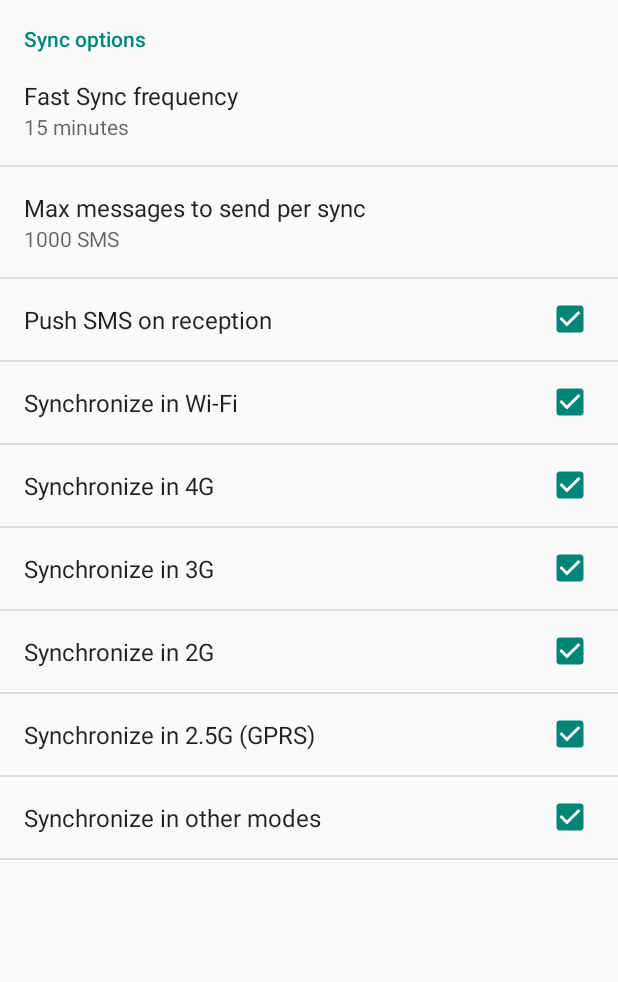
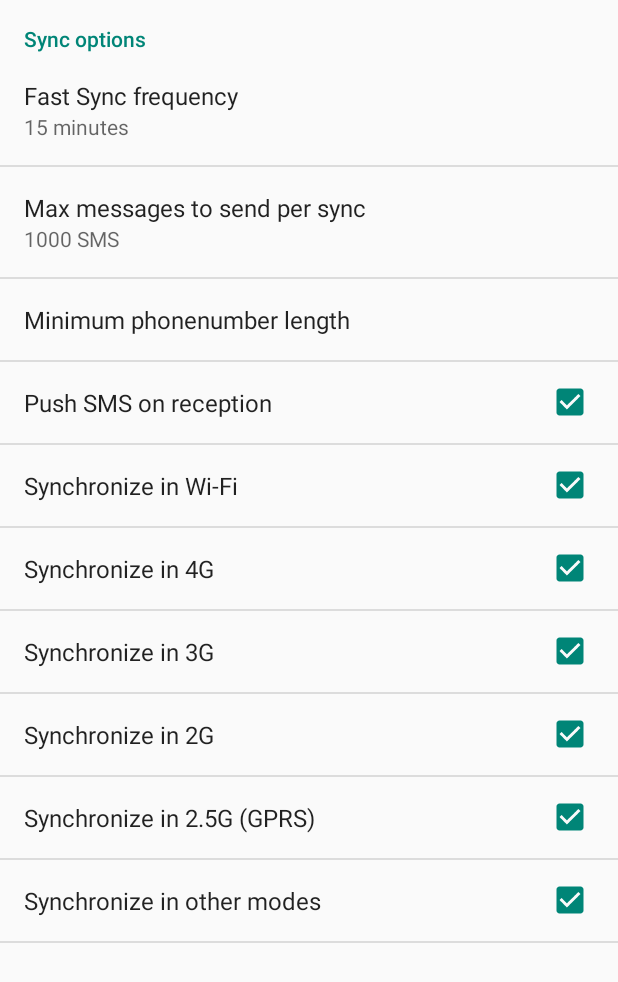
Before and after one commit to nerzhul/ncsms-android, an Android app: the OCSMSSettingsActivity screen opened directly, with no data from a screen before it, on a phone screen of 412 x 824 dp. Shown: the top 982 px of the screen. Run offline under Robolectric (Android 15) with nearby library versions, the phone set to English and light mode, and no system bars.

Commit message:
Add minimum sync chars configuration

```diff
--- a/src/main/res/values/strings.xml
+++ b/src/main/res/values/strings.xml
@@ -116,6 +116,43 @@
         <item>-1</item>
     </string-array>
 
+    <string-array name="pref_minimum_sync_chars_titles">
+        <item>0</item>
+        <item>1</item>
+        <item>2</item>
+        <item>3</item>
+        <item>4</item>
+        <item>5</item>
+        <item>6</item>
+        <item>7</item>
+        <item>8</item>
+        <item>9</item>
+        <item>10</item>
+        <item>11</item>
+        <item>12</item>
+        <item>13</item>
+        <item>14</item>
+        <item>15</item>
+    </string-array>
+    <string-array name="pref_minimum_sync_chars">
+        <item>0</item>
+        <item>1</item>
+        <item>2</item>
+        <item>3</item>
+        <item>4</item>
+        <item>5</item>
+        <item>6</item>
+        <item>7</item>
+        <item>8</item>
+        <item>9</item>
+        <item>10</item>
+        <item>11</item>
+        <item>12</item>
+        <item>13</item>
+        <item>14</item>
+        <item>15</item>
+    </string-array>
+
     <string name="pref_push_on_receive">Push SMS on reception</string>
     <string name="pref_sync_wifi">Synchronize in Wi-Fi</string>
     <string name="pref_sync_4g">Synchronize in 4G</string>
@@ -208,4 +245,5 @@
     <string name="error_connection_failed_not_found">Connection failed, the server returns 404 NOT FOUND. Ensure you set the correct path for your ownCloud instance.</string>
     <string name="nothing_to_sync">There is nothing to sync.</string>
     <string name="feature_not_already_implemented">This feature is not already implemented and will be available soon.</string>
+    <string name="pref_title_minimum_sync_chars">Minimum phonenumber length</string>
 </resources>
--- a/src/main/res/xml/pref_data_sync.xml
+++ b/src/main/res/xml/pref_data_sync.xml
@@ -17,6 +17,14 @@
         android:negativeButtonText="@null"
         android:positiveButtonText="@null"
         android:title="@string/pref_title_bulk_messages" />
+    <ListPreference
+        android:defaultValue="0"
+        android:entries="@array/pref_minimum_sync_chars_titles"
+        android:entryValues="@array/pref_minimum_sync_chars"
+        android:key="minimum_sync_chars"
+        android:negativeButtonText="@null"
+        android:positiveButtonText="@null"
+        android:title="@string/pref_title_minimum_sync_chars" />
     <CheckBoxPreference android:id="@+id/checkbox_push_on_receive"
         android:defaultValue="true"
         android:layout_width="wrap_content"
```
Also changed, not shown: 2 other files.
